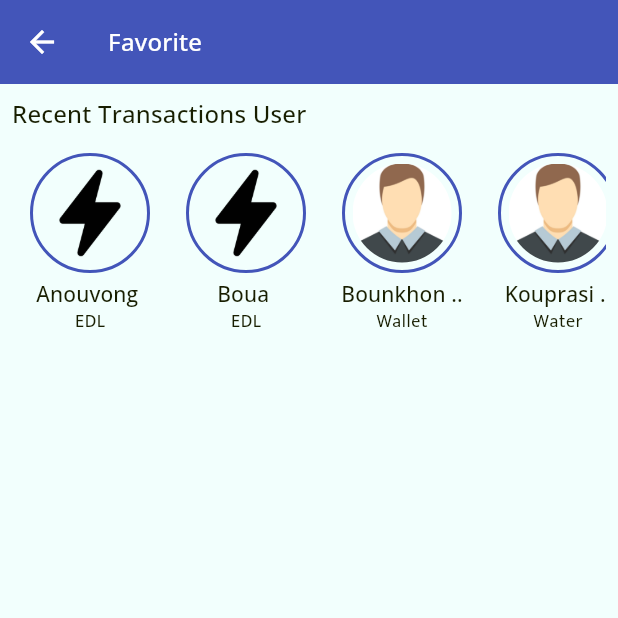
After one commit to ritunjaykumar/kokok_pay_update, a Flutter app: the _FavoriteScreenMain screen opened directly, on a phone screen of 412 x 824 dp, the top half of it. The commit adds this screen. Run offline on Flutter 3.47's test engine with Material 2 defaults, Android fonts, the phone set to English and light mode, and no system bars; our stand-ins replace connectivity_plus, country_picker, dartz, device_info_plus, dio, firebase_core and 14 more; missing offline and left inert: awesome_card, encrypt, flutter_udid, fluttercontactpicker, local_auth_android, local_auth_ios and 2 more; accounts and stored records are empty; generated files the repository leaves out were written again; project files that could hold a hidden picture were left out.

Commit message:
favorite

```diff
--- a/lib/application/my_app.dart
+++ b/lib/application/my_app.dart
@@ -48,9 +48,8 @@ class MyApp extends StatelessWidget {
             themeMode: ThemeMode.light,
             onGenerateRoute: RouteResource.getGeneratedRoutes,
             routes: RouteResource.getStaticRoute(context),
-            initialRoute: Routes.splashScreen,
-            // initialRoute: Routes.deviceRegistrationScreen,
-            // initialRoute: Routes.dashboardScreen,
+            // initialRoute: Routes.splashScreen,
+            initialRoute: Routes.dashboardScreen,
             themeAnimationCurve: Curves.easeIn,
             themeAnimationDuration: const Duration(seconds: 1),
             onUnknownRoute: (RouteSettings routeSetting) {
--- a/lib/resources/asset_manager.dart
+++ b/lib/resources/asset_manager.dart
@@ -39,6 +39,8 @@ class ImagesFile {
   // static const String myPic = '${_imageDir}my_pic.png';
   static const String kokKokLogo = '${_imageDir}kokkok_logo.png';
   static const String edlBanner = '${_imageDir}edl_image.jpeg';
+  static const String waterDrop = '${_imageDir}water_drop.png';
+  static const String electricity = '${_imageDir}electricity.png';
 
 
 }
--- a/lib/resources/routes_manager.dart
+++ b/lib/resources/routes_manager.dart
@@ -2,6 +2,7 @@ import 'package:flutter/material.dart';
 import 'package:kokok_pay/screens/card/card_screen.dart';
 import 'package:kokok_pay/screens/dashboard/dashboard_screen.dart';
 import 'package:kokok_pay/screens/edl/edl_screen.dart';
+import 'package:kokok_pay/screens/favorite/favorite_screen.dart';
 import 'package:kokok_pay/screens/qr/qr_screen/qr_amount_screen.dart';
 import 'package:kokok_pay/screens/qr/qr_screen/qr_screen.dart';
 import 'package:kokok_pay/screens/result/edl/result_edl_screen.dart';
@@ -54,6 +55,7 @@ class Routes {
   static const String edlScreen = 'edlScreen';
   static const String resultEdlScreen = 'resultEdlScreen';
   static const String supportScreen = 'supportScreen';
+  static const String favoriteScreen = 'favoriteScreen';
 }
 
 class RouteResource {
@@ -106,6 +108,8 @@ class RouteResource {
         return MaterialPageRoute(builder: (_) => const ResultEdlScreen());
       case Routes.supportScreen:
         return MaterialPageRoute(builder: (_) => const SupportScreen());
+      case Routes.favoriteScreen:
+        return MaterialPageRoute(builder: (_) => const FavoriteScreen());
       default:
         return MaterialPageRoute(builder: (_) => const UnknownScreen());
     }
--- a/lib/screens/base/base_view_model.dart
+++ b/lib/screens/base/base_view_model.dart
@@ -44,7 +44,7 @@ class BaseViewModel extends ChangeNotifier {
     dialogUtil.showFailureDialog(context, failure);
   }
 
-  void init(){
-
+  void init() {
+    debugPrint('this base provider init method');
   }
 }
--- a/lib/screens/dashboard/more/more_provider.dart
+++ b/lib/screens/dashboard/more/more_provider.dart
@@ -17,7 +17,7 @@ class MoreProvider extends BaseViewModel {
       MenuItemData(title: 'Transfer', icon: Icons.send, path: Routes.transferScreen),
       MenuItemData(title: 'Wallet', icon: Icons.wallet, path: Routes.walletScreen),
       MenuItemData(title: 'My Cards', icon: Icons.credit_card, path: Routes.cardScreen),
-      MenuItemData(title: 'Favorite', icon: Icons.favorite_border, path: 'Routes.calenderScreen'),
+      MenuItemData(title: 'Favorite', icon: Icons.favorite_border, path: Routes.favoriteScreen),
       MenuItemData(title: 'EDL', icon: Icons.electric_bolt, path: Routes.edlScreen),
       MenuItemData(title: 'Support', icon: Icons.support_agent, path: Routes.supportScreen),
     ];
--- a/lib/screens/edl/edl_screen.dart
+++ b/lib/screens/edl/edl_screen.dart
@@ -76,9 +76,10 @@ class _EdlScreenMainState extends State<_EdlScreenMain> {
             width: double.infinity,
             fit: BoxFit.fill,
           ),
-          const SizedBox(height: 28),
+          // const SizedBox(height: 28),
           Expanded(
             child: Container(
+              padding: const EdgeInsets.only(top: 28),
               width: double.infinity,
               decoration: const BoxDecoration(
                 color: Colors.white,
@@ -88,8 +89,6 @@ class _EdlScreenMainState extends State<_EdlScreenMain> {
                 ),
               ),
               child: SingleChildScrollView(
-                child: Padding(
-                  padding: const EdgeInsets.only(top: 16.0),
                 child: Column(
                   children: [
                     Text('EDL Payment', style: textTheme.titleMedium),
@@ -215,7 +214,6 @@ class _EdlScreenMainState extends State<_EdlScreenMain> {
               ),
             ),
           ),
-          ),
         ],
       ),
     );
--- /dev/null
+++ b/lib/screens/favorite/favorite_provider.dart
@@ -0,0 +1,39 @@
+import 'package:kokok_pay/resources/asset_manager.dart';
+import 'package:kokok_pay/screens/base/base_view_model.dart';
+
+class FavoriteProvider extends BaseViewModel {
+  FavoriteProvider(super.context);
+  late final List<RecentTxnData> _recentTxnDataList;
+  @override
+  void init() {
+    super.init();
+    _initRecentTxnDataList();
+  }
+
+
+  List<RecentTxnData> get recentTxnDataList => _recentTxnDataList;
+
+  void _initRecentTxnDataList(){
+    _recentTxnDataList = [
+      RecentTxnData(name: 'Anouvong', image: ImagesFile.electricity, txnType: 'EDL'),
+      RecentTxnData(name: 'Boua', image: ImagesFile.electricity, txnType: 'EDL'),
+      RecentTxnData(name: 'Bounkhong', image: ImagesFile.avatar, txnType: 'Wallet'),
+      RecentTxnData(name: 'Kouprasith Abhay', image: ImagesFile.avatar, txnType: 'Water'),
+      RecentTxnData(name: 'Alexandra Bounouei', image: ImagesFile.placeholder, txnType: 'Wallet'),
+      RecentTxnData(name: 'General Cheng', image: ImagesFile.waterDrop, txnType: 'Water'),
+    ];
+  }
+
+}
+
+class RecentTxnData {
+  String name;
+  String image;
+  String txnType;
+
+  RecentTxnData({
+    required this.name,
+    required this.image,
+    required this.txnType,
+  });
+}
--- /dev/null
+++ b/lib/screens/favorite/favorite_screen.dart
@@ -0,0 +1,103 @@
+import 'package:flutter/material.dart';
+import 'package:kokok_pay/resources/asset_manager.dart';
+import 'package:kokok_pay/screens/favorite/favorite_provider.dart';
+import 'package:provider/provider.dart';
+
+class FavoriteScreen extends StatefulWidget {
+  const FavoriteScreen({Key? key}) : super(key: key);
+
+  @override
+  State<FavoriteScreen> createState() => _FavoriteScreenState();
+}
+
+class _FavoriteScreenState extends State<FavoriteScreen> {
+  @override
+  Widget build(BuildContext context) {
+    return ChangeNotifierProvider<FavoriteProvider>(
+      create: (ctx) => FavoriteProvider(context)..init(),
+      child: const _FavoriteScreenMain(),
+    );
+  }
+}
+
+///
+class _FavoriteScreenMain extends StatefulWidget {
+  const _FavoriteScreenMain({Key? key}) : super(key: key);
+
+  @override
+  State<_FavoriteScreenMain> createState() => _FavoriteScreenMainState();
+}
+
+class _FavoriteScreenMainState extends State<_FavoriteScreenMain> {
+  @override
+  Widget build(BuildContext context) {
+    final colorScheme = Theme.of(context).colorScheme;
+    final textTheme = Theme.of(context).textTheme;
+    return Scaffold(
+      appBar: AppBar(title: const Text('Favorite')),
+      body: Padding(
+        padding: const EdgeInsets.all(8.0),
+        child: Column(
+          crossAxisAlignment: CrossAxisAlignment.start,
+          children: [
+            Text('Recent Transactions User', style: textTheme.titleMedium),
+            const SizedBox(height: 10),
+            SizedBox(
+              height: 140,
+              child: ListView.builder(
+                scrollDirection: Axis.horizontal,
+                itemCount: context.read<FavoriteProvider>().recentTxnDataList.length,
+                itemBuilder: (ctx, i) {
+                  return _recentFavoriteTxn(context.read<FavoriteProvider>().recentTxnDataList[i]);
+                },
+              ),
+            ),
+          ],
+
+        ),
+      ),
+    );
+  }
+
+  Widget _recentFavoriteTxn(RecentTxnData recentTxnData) {
+    final colorScheme = Theme.of(context).colorScheme;
+    final textTheme = Theme.of(context).textTheme;
+    return InkWell(
+      borderRadius: BorderRadius.circular(16),
+      onTap: () {},
+      child: Column(
+        children: [
+          Container(
+            margin: const EdgeInsets.symmetric(horizontal: 12, vertical: 4),
+            width: 80,
+            height: 80,
+            padding: const EdgeInsets.all(5),
+            decoration: BoxDecoration(
+              borderRadius: BorderRadius.circular(40),
+              border: Border.all(
+                color: colorScheme.primary,
+                width: 2,
+              ),
+            ),
+            child: ClipRRect(
+              borderRadius: BorderRadius.circular(40),
+              child: Image.asset(
+                recentTxnData.image,
+                fit: BoxFit.fill,
+                width: 80,
+              ),
+            ),
+          ),
+          Text(
+            '${recentTxnData.name.substring(
+              0,
+              recentTxnData.name.length < 8 ? recentTxnData.name.length : 8,
+            )} ${recentTxnData.name.length > 8 ? '..' : ''}',
+            style: textTheme.titleSmall,
+          ),
+          Text(recentTxnData.txnType, style: textTheme.bodySmall),
+        ],
+      ),
+    );
+  }
+}
```
Also changed, not shown: assets/images/electricity.png (added), assets/images/water_drop.png (added). Lines whose indentation alone changed are shown as unchanged.
